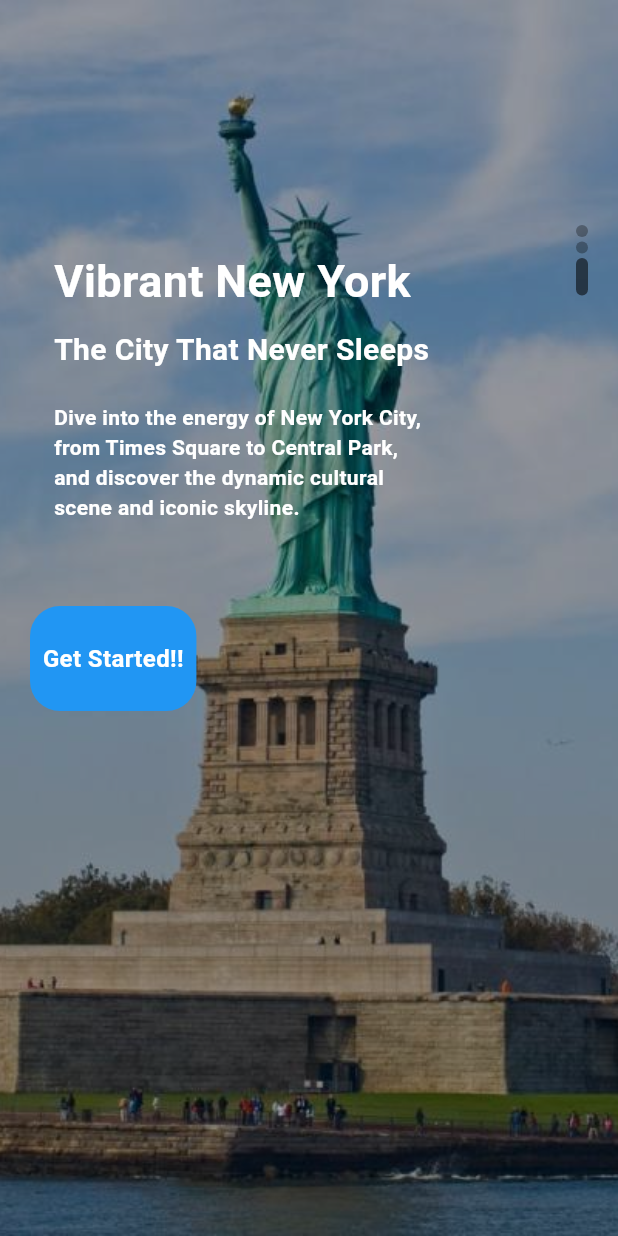
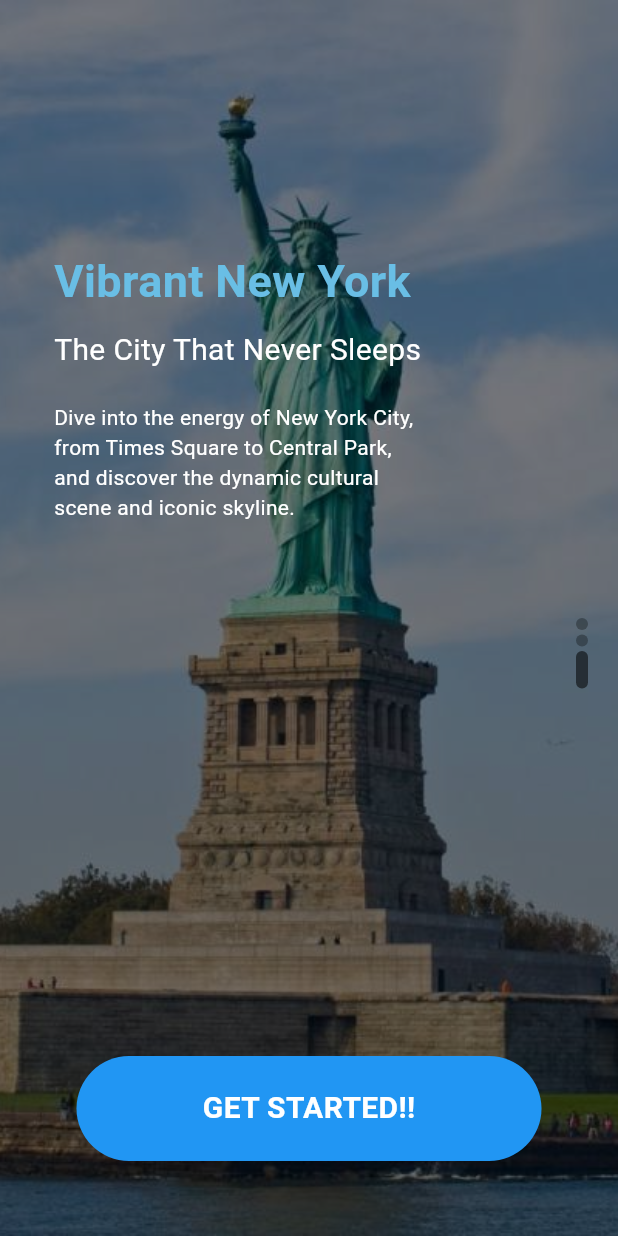
Before and after one commit to WilliamSiddhiKhangga/UAS-MoProg, a Flutter app: the screen it shows after launch, scrolled down 1648 dp, on a phone screen of 412 x 824 dp. Run offline on Flutter 3.47's test engine with Material 3 defaults, Android fonts, the phone set to English and light mode, and no system bars.

Commit message:
upgrade welcome page

```diff
--- a/analysis_options.yaml
+++ b/analysis_options.yaml
@@ -7,6 +7,9 @@
 
 # The following line activates a set of recommended lints for Flutter apps,
 # packages, and plugins designed to encourage good coding practices.
+analyzer:
+  errors:
+    prefer_interpolation_to_compose_strings: ignore
 include: package:flutter_lints/flutter.yaml
 
 linter:
--- a/lib/pages/navpages/bar_item_page.dart
+++ b/lib/pages/navpages/bar_item_page.dart
@@ -5,11 +5,10 @@ class BarItemPage extends StatelessWidget {
 
   @override
   Widget build(BuildContext context) {
-    return Container(
-        child: Center(
-      child: Text(
-        "Bar Item Page",
-      ),
-    ));
+    return Center(
+          child: Text(
+    "Bar Item Page",
+          ),
+        );
   }
 }
--- a/lib/pages/navpages/home_page.dart
+++ b/lib/pages/navpages/home_page.dart
@@ -1,3 +1,5 @@
+// ignore_for_file: avoid_unnecessary_containers
+
 import 'package:flutter/cupertino.dart';
 import 'package:flutter/material.dart';
 
--- a/lib/pages/navpages/my_page.dart
+++ b/lib/pages/navpages/my_page.dart
@@ -5,11 +5,9 @@ class MyPage extends StatelessWidget {
 
   @override
   Widget build(BuildContext context) {
-    return Container(
-      child: Center(
-        child: Text(
-          "My Page",
-        ),
+    return Center(
+      child: Text(
+        "My Page",
       ),
     );
   }
--- a/lib/pages/navpages/search_page.dart
+++ b/lib/pages/navpages/search_page.dart
@@ -5,11 +5,10 @@ class SearchPage extends StatelessWidget {
 
   @override
   Widget build(BuildContext context) {
-    return Container(
-      child: Center(
-      child: Text(
-        "Search Page",
-      ),
-    ));
+    return Center(
+    child: Text(
+      "Search Page",
+    ),
+        );
   }
 }
--- a/lib/pages/welcome_page.dart
+++ b/lib/pages/welcome_page.dart
@@ -13,7 +13,7 @@ class WelcomePage extends StatefulWidget {
 
 class _WelcomePageState extends State<WelcomePage>
     with SingleTickerProviderStateMixin {
-  PageController _pageController = PageController();
+  final PageController _pageController = PageController();
   late AnimationController _animationController;
   late Animation<Offset> _offsetAnimation;
   int _currentIndex = 0;
@@ -93,15 +93,12 @@ class _WelcomePageState extends State<WelcomePage>
                     image: AssetImage("img/" + images[index]),
                     fit: BoxFit.cover,
                     colorFilter: ColorFilter.mode(
-                        Colors.black.withOpacity(0.3), BlendMode.darken),
+                        Colors.black.withOpacity(0.45), BlendMode.darken),
                   ),
                 ),
                 child: Container(
                   margin: const EdgeInsets.only(top: 150, left: 20, right: 20),
-                  child: Row(
-                    mainAxisAlignment: MainAxisAlignment.spaceBetween,
-                    children: [
-                      Column(
+                  child: Column(
                     crossAxisAlignment: CrossAxisAlignment.start,
                     children: [
                       Container(
@@ -112,7 +109,7 @@ class _WelcomePageState extends State<WelcomePage>
                           children: [
                             AppLargeText(
                               text: content[index]["title"]!,
-                                  color: Colors.white,
+                              color: const Color.fromARGB(255, 105, 190, 229),
                             ),
                             const SizedBox(height: 10),
                             AppText(
@@ -132,11 +129,21 @@ class _WelcomePageState extends State<WelcomePage>
                           ],
                         ),
                       ),
-                          const SizedBox(height: 40),
-                          if (index ==
-                              images.length -
-                                  1) // Hanya tampilkan di halaman terakhir
-                            ResponsiveButton(
+                    ],
+                  ),
+                ),
+              );
+            },
+          ),
+          // Posisi tombol di tengah layar hanya pada halaman terakhir
+          if (_currentIndex == images.length - 1)
+            Positioned(
+              bottom: 50,
+              left: 0,
+              right: 0,
+              child: Center(
+                child: ResponsiveButton(
+                  width: 310,
                   onPressed: () {
                     Navigator.push(
                       context,
@@ -146,9 +153,13 @@ class _WelcomePageState extends State<WelcomePage>
                     );
                   },
                 ),
-                        ],
               ),
-                      Column(
+            ),
+          // Posisi dots slider di sebelah kanan layar
+          Positioned(
+            right: 20,
+            top: MediaQuery.of(context).size.height / 2,
+            child: Column(
               children: List.generate(images.length, (indexDots) {
                 return Container(
                   margin: const EdgeInsets.only(bottom: 3),
@@ -163,16 +174,11 @@ class _WelcomePageState extends State<WelcomePage>
                 );
               }),
             ),
-                    ],
           ),
-                ),
-              );
-            },
-          ),
-          // Panah ke bawah dengan animasi, disembunyikan di halaman terakhir
+          // Ikon panah pada halaman selain terakhir
           if (_currentIndex != images.length - 1)
             Positioned(
-              bottom: 20,
+              bottom: 70,
               left: 0,
               right: 0,
               child: Center(
@@ -180,7 +186,7 @@ class _WelcomePageState extends State<WelcomePage>
                   position: _offsetAnimation,
                   child: Icon(
                     Icons.keyboard_arrow_down,
-                    color: Colors.white.withOpacity(0.7),
+                    color: Colors.grey.shade100.withOpacity(0.4),
                     size: 60,
                   ),
                 ),
--- a/lib/widgets/app_text.dart
+++ b/lib/widgets/app_text.dart
@@ -19,7 +19,7 @@ class AppText extends StatelessWidget {
       style: TextStyle(
         color: color,
         fontSize: size,
-        fontWeight: FontWeight.bold,
+        // fontWeight: FontWeight.bold,
       ),
     );
   }
--- a/lib/widgets/responsive_button.dart
+++ b/lib/widgets/responsive_button.dart
@@ -44,18 +44,18 @@ class _ResponsiveButtonState extends State<ResponsiveButton> {
         child: Container(
           height: 70,
           width: widget.isResponsive == true
-              ? MediaQuery.of(context).size.width * 0.8
+              ? MediaQuery.of(context).size.width * 0.9
               : widget.width,
           decoration: BoxDecoration(
-            borderRadius: BorderRadius.circular(20),
+            borderRadius: BorderRadius.circular(50),
             color: Colors.blue, // Warna latar tombol
           ),
           child: Center(
             child: Text(
-              '  Get Started!!  ',
+              '  GET STARTED!!  ',
               style: TextStyle(
                 color: Colors.white,
-                fontSize: 16,
+                fontSize: 20,
                 fontWeight: FontWeight.bold,
               ),
             ),
```
Lines whose indentation alone changed are shown as unchanged.
